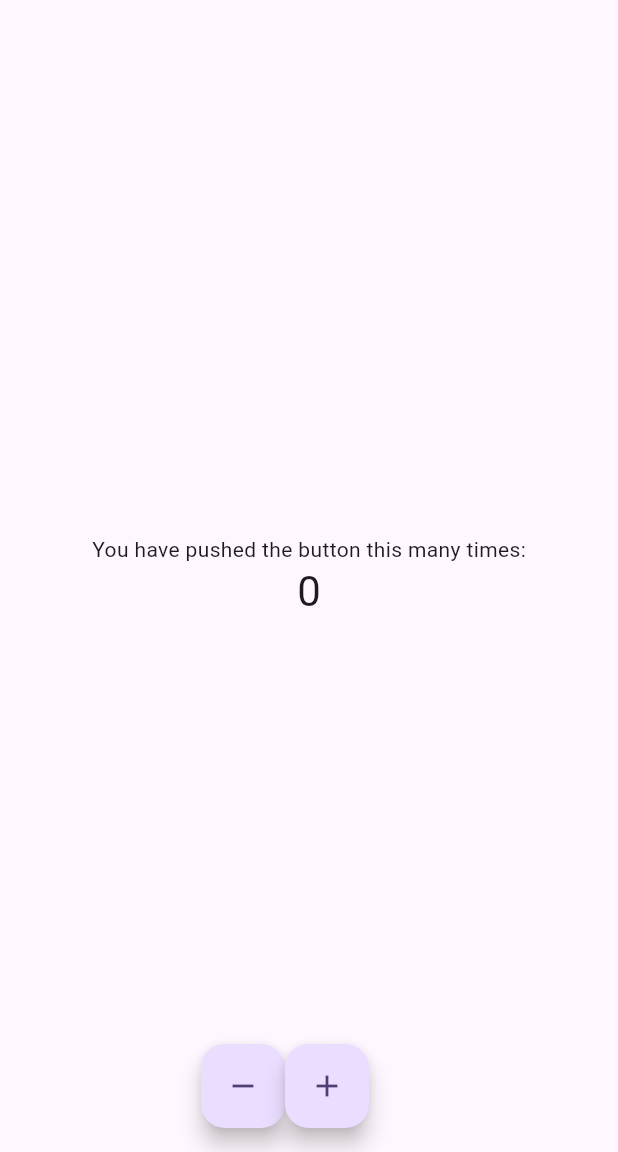
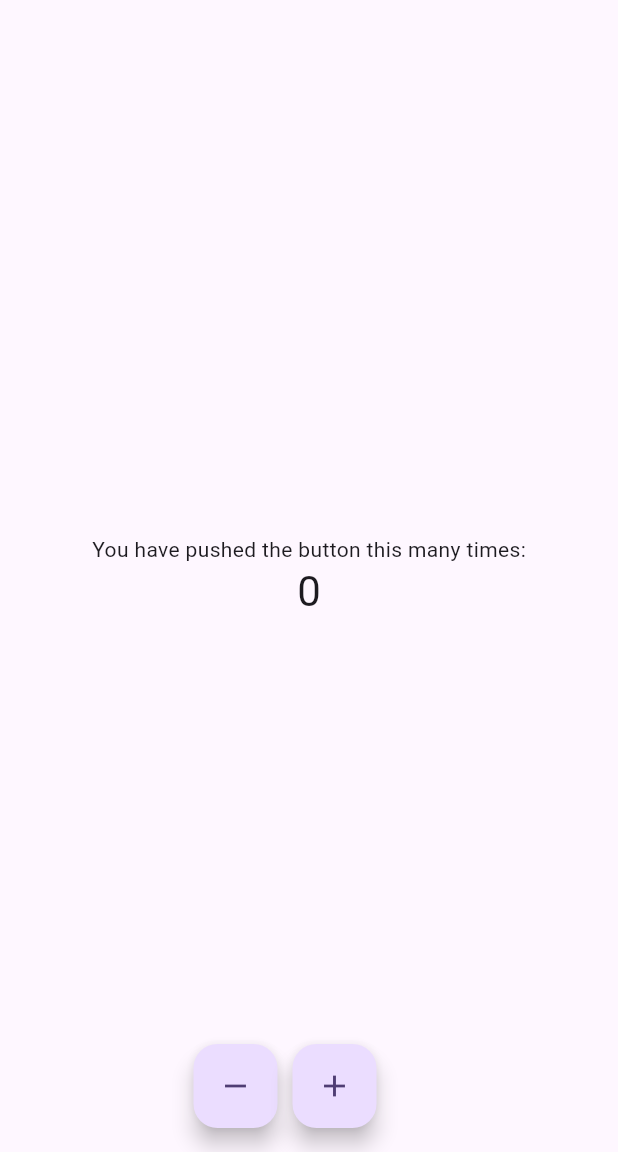
Before and after one commit to khernandez745095/khernandez7-lesson1-cmsc4303, a Flutter app: the screen it shows after launch, on a phone screen of 412 x 824 dp, the part 84-1236 px from its top. Run offline on Flutter 3.47's test engine with Material 2 defaults, Android fonts, the phone set to English and light mode, and no system bars.

Commit message:
spacing between buttons

```diff
--- a/lib/main.dart
+++ b/lib/main.dart
@@ -124,6 +124,7 @@ class _MyHomePageState extends State<MyHomePage> {
             tooltip: 'Decrement',
             child: const Icon(Icons.remove),
           ),
+          const SizedBox(width: 10.0,),
           FloatingActionButton(
             onPressed: _incrementCounter,
             tooltip: 'Increment',
```
